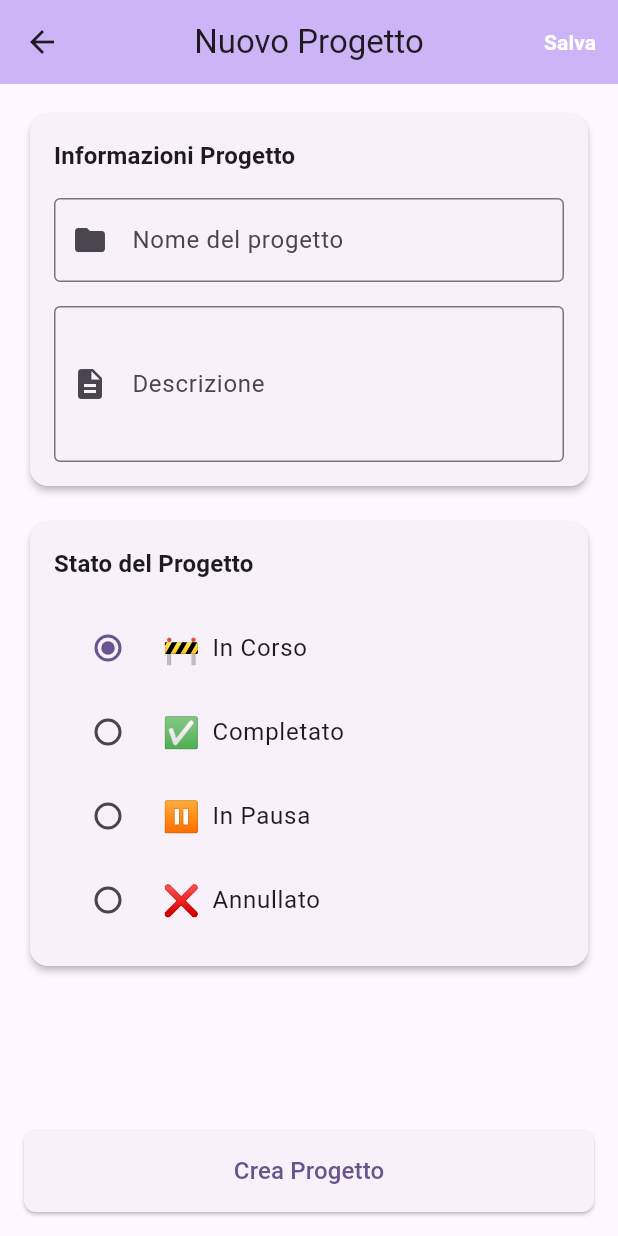
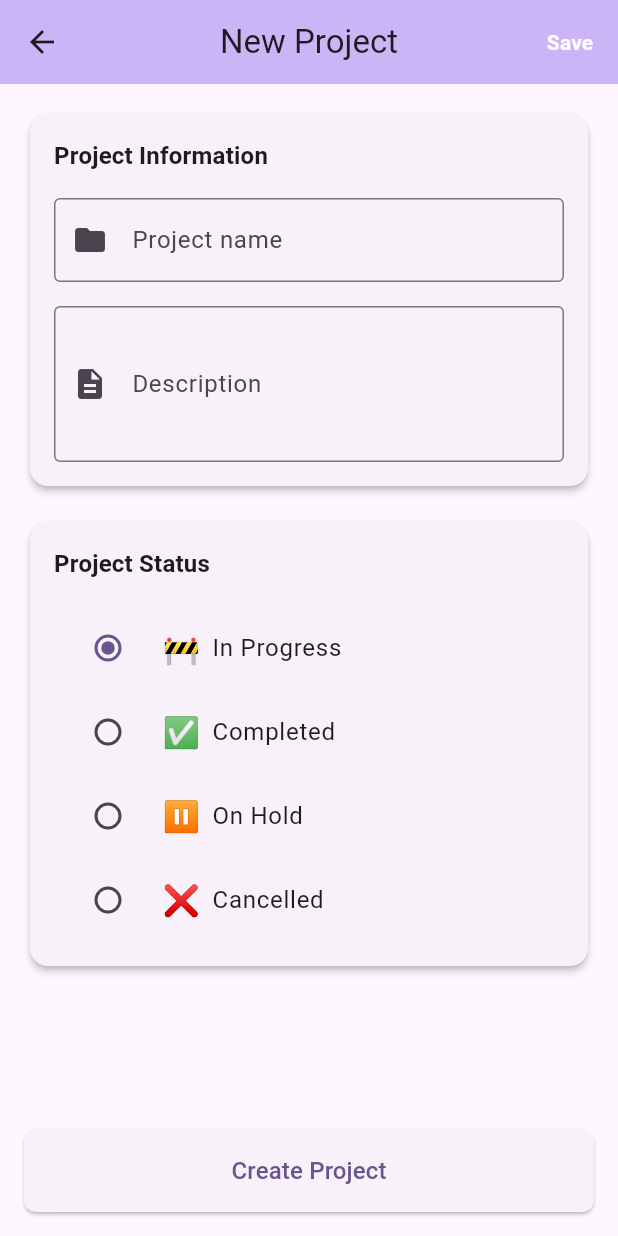
Before and after one commit to GiuseppeVitolo17/TmelnikAPP, a Flutter app: the screen it shows after launch, after a tap on the "add" icon, on a phone screen of 412 x 824 dp. Run offline on Flutter 3.47's test engine with Material 3 defaults, Android fonts, the phone set to English and light mode, and no system bars; our stand-ins replace shared_preferences.

Commit message:
Translate app interface to English
- Updated all UI text from Italian to English
- Changed app title to 'Tmelnik - Project Management'
- Translated project status labels and all user messages
- Updated form labels and validation messages
- Modified test expectations for English interface

```diff
--- a/lib/main.dart
+++ b/lib/main.dart
@@ -11,7 +11,7 @@ class TmelnikApp extends StatelessWidget {
   @override
   Widget build(BuildContext context) {
     return MaterialApp(
-      title: 'Tmelnik - Gestione Progetti',
+      title: 'Tmelnik - Project Management',
       debugShowCheckedModeBanner: false,
       theme: ThemeData(
         colorScheme: ColorScheme.fromSeed(
--- a/lib/models/project.dart
+++ b/lib/models/project.dart
@@ -89,13 +89,13 @@ extension ProjectStatusExtension on ProjectStatus {
   String get displayName {
     switch (this) {
       case ProjectStatus.inProgress:
-        return 'In Corso';
+        return 'In Progress';
       case ProjectStatus.completed:
-        return 'Completato';
+        return 'Completed';
       case ProjectStatus.onHold:
-        return 'In Pausa';
+        return 'On Hold';
       case ProjectStatus.cancelled:
-        return 'Annullato';
+        return 'Cancelled';
     }
   }
 
--- a/lib/screens/add_project_screen.dart
+++ b/lib/screens/add_project_screen.dart
@@ -49,14 +49,14 @@ class _AddProjectScreenState extends State<AddProjectScreen> {
         Navigator.of(context).pop(true);
         ScaffoldMessenger.of(context).showSnackBar(
           const SnackBar(
-            content: Text('Progetto creato con successo'),
+            content: Text('Project created successfully'),
             backgroundColor: Colors.green,
           ),
         );
       } else if (mounted) {
         ScaffoldMessenger.of(context).showSnackBar(
           const SnackBar(
-            content: Text('Errore durante la creazione del progetto'),
+            content: Text('Error creating project'),
             backgroundColor: Colors.red,
           ),
         );
@@ -65,7 +65,7 @@ class _AddProjectScreenState extends State<AddProjectScreen> {
       if (mounted) {
         ScaffoldMessenger.of(context).showSnackBar(
           SnackBar(
-            content: Text('Errore: $e'),
+            content: Text('Error: $e'),
             backgroundColor: Colors.red,
           ),
         );
@@ -83,7 +83,7 @@ class _AddProjectScreenState extends State<AddProjectScreen> {
   Widget build(BuildContext context) {
     return Scaffold(
       appBar: AppBar(
-        title: const Text('Nuovo Progetto'),
+        title: const Text('New Project'),
         backgroundColor: Theme.of(context).colorScheme.inversePrimary,
         actions: [
           if (_isLoading)
@@ -98,8 +98,8 @@ class _AddProjectScreenState extends State<AddProjectScreen> {
           else
             TextButton(
               onPressed: _saveProject,
-              child: const Text(
-                'Salva',
+                child: const Text(
+                  'Save',
                 style: TextStyle(
                   color: Colors.white,
                   fontWeight: FontWeight.bold,
@@ -122,7 +122,7 @@ class _AddProjectScreenState extends State<AddProjectScreen> {
                     crossAxisAlignment: CrossAxisAlignment.start,
                     children: [
                       Text(
-                        'Informazioni Progetto',
+                        'Project Information',
                         style: Theme.of(context).textTheme.titleMedium?.copyWith(
                               fontWeight: FontWeight.bold,
                             ),
@@ -131,17 +131,17 @@ class _AddProjectScreenState extends State<AddProjectScreen> {
                       TextFormField(
                         controller: _nameController,
                         decoration: const InputDecoration(
-                          labelText: 'Nome del progetto',
-                          hintText: 'Inserisci il nome del progetto',
+                          labelText: 'Project name',
+                          hintText: 'Enter project name',
                           border: OutlineInputBorder(),
                           prefixIcon: Icon(Icons.folder),
                         ),
                         validator: (value) {
                           if (value == null || value.trim().isEmpty) {
-                            return 'Il nome del progetto è obbligatorio';
+                            return 'Project name is required';
                           }
                           if (value.trim().length < 3) {
-                            return 'Il nome deve essere di almeno 3 caratteri';
+                            return 'Name must be at least 3 characters';
                           }
                           return null;
                         },
@@ -151,8 +151,8 @@ class _AddProjectScreenState extends State<AddProjectScreen> {
                       TextFormField(
                         controller: _descriptionController,
                         decoration: const InputDecoration(
-                          labelText: 'Descrizione',
-                          hintText: 'Inserisci una descrizione del progetto',
+                          labelText: 'Description',
+                          hintText: 'Enter project description',
                           border: OutlineInputBorder(),
                           prefixIcon: Icon(Icons.description),
                         ),
@@ -171,7 +171,7 @@ class _AddProjectScreenState extends State<AddProjectScreen> {
                     crossAxisAlignment: CrossAxisAlignment.start,
                     children: [
                       Text(
-                        'Stato del Progetto',
+                        'Project Status',
                         style: Theme.of(context).textTheme.titleMedium?.copyWith(
                               fontWeight: FontWeight.bold,
                             ),
@@ -226,11 +226,11 @@ class _AddProjectScreenState extends State<AddProjectScreen> {
                             ),
                           ),
                           SizedBox(width: 8),
-                          Text('Salvataggio...'),
+                          Text('Saving...'),
                         ],
                       )
                     : const Text(
-                        'Crea Progetto',
+                        'Create Project',
                         style: TextStyle(fontSize: 16),
                       ),
               ),
--- a/lib/screens/edit_project_screen.dart
+++ b/lib/screens/edit_project_screen.dart
@@ -59,14 +59,14 @@ class _EditProjectScreenState extends State<EditProjectScreen> {
         Navigator.of(context).pop(true);
         ScaffoldMessenger.of(context).showSnackBar(
           const SnackBar(
-            content: Text('Progetto aggiornato con successo'),
+            content: Text('Project updated successfully'),
             backgroundColor: Colors.green,
           ),
         );
       } else if (mounted) {
         ScaffoldMessenger.of(context).showSnackBar(
           const SnackBar(
-            content: Text('Errore durante l\'aggiornamento del progetto'),
+            content: Text('Error updating project'),
             backgroundColor: Colors.red,
           ),
         );
@@ -75,7 +75,7 @@ class _EditProjectScreenState extends State<EditProjectScreen> {
       if (mounted) {
         ScaffoldMessenger.of(context).showSnackBar(
           SnackBar(
-            content: Text('Errore: $e'),
+            content: Text('Error: $e'),
             backgroundColor: Colors.red,
           ),
         );
@@ -93,7 +93,7 @@ class _EditProjectScreenState extends State<EditProjectScreen> {
   Widget build(BuildContext context) {
     return Scaffold(
       appBar: AppBar(
-        title: Text('Modifica ${widget.project.name}'),
+        title: Text('Edit ${widget.project.name}'),
         backgroundColor: Theme.of(context).colorScheme.inversePrimary,
         actions: [
           if (_isLoading)
@@ -108,8 +108,8 @@ class _EditProjectScreenState extends State<EditProjectScreen> {
           else
             TextButton(
               onPressed: _saveChanges,
-              child: const Text(
-                'Salva',
+                child: const Text(
+                  'Save',
                 style: TextStyle(
                   color: Colors.white,
                   fontWeight: FontWeight.bold,
@@ -143,7 +143,7 @@ class _EditProjectScreenState extends State<EditProjectScreen> {
                           const SizedBox(width: 12),
                           Expanded(
                             child: Text(
-                              'Modifica Progetto',
+                              'Edit Project',
                               style: Theme.of(context).textTheme.titleMedium?.copyWith(
                                     fontWeight: FontWeight.bold,
                                   ),
@@ -155,17 +155,17 @@ class _EditProjectScreenState extends State<EditProjectScreen> {
                       TextFormField(
                         controller: _nameController,
                         decoration: const InputDecoration(
-                          labelText: 'Nome del progetto',
-                          hintText: 'Inserisci il nome del progetto',
+                          labelText: 'Project name',
+                          hintText: 'Enter project name',
                           border: OutlineInputBorder(),
                           prefixIcon: Icon(Icons.folder),
                         ),
                         validator: (value) {
                           if (value == null || value.trim().isEmpty) {
-                            return 'Il nome del progetto è obbligatorio';
+                            return 'Project name is required';
                           }
                           if (value.trim().length < 3) {
-                            return 'Il nome deve essere di almeno 3 caratteri';
+                            return 'Name must be at least 3 characters';
                           }
                           return null;
                         },
@@ -175,8 +175,8 @@ class _EditProjectScreenState extends State<EditProjectScreen> {
                       TextFormField(
                         controller: _descriptionController,
                         decoration: const InputDecoration(
-                          labelText: 'Descrizione',
-                          hintText: 'Inserisci una descrizione del progetto',
+                          labelText: 'Description',
+                          hintText: 'Enter project description',
                           border: OutlineInputBorder(),
                           prefixIcon: Icon(Icons.description),
                         ),
@@ -195,7 +195,7 @@ class _EditProjectScreenState extends State<EditProjectScreen> {
                     crossAxisAlignment: CrossAxisAlignment.start,
                     children: [
                       Text(
-                        'Stato del Progetto',
+                        'Project Status',
                         style: Theme.of(context).textTheme.titleMedium?.copyWith(
                               fontWeight: FontWeight.bold,
                             ),
@@ -240,7 +240,7 @@ class _EditProjectScreenState extends State<EditProjectScreen> {
                           borderRadius: BorderRadius.circular(8),
                         ),
                       ),
-                      child: const Text('Annulla'),
+                      child: const Text('Cancel'),
                     ),
                   ),
                   const SizedBox(width: 16),
@@ -263,7 +263,7 @@ class _EditProjectScreenState extends State<EditProjectScreen> {
                               ),
                             )
                           : const Text(
-                              'Salva Modifiche',
+                              'Save Changes',
                               style: TextStyle(fontSize: 16),
                             ),
                     ),
--- a/lib/screens/project_detail_screen.dart
+++ b/lib/screens/project_detail_screen.dart
@@ -29,19 +29,19 @@ class _ProjectDetailScreenState extends State<ProjectDetailScreen> {
     final confirmed = await showDialog<bool>(
       context: context,
       builder: (context) => AlertDialog(
-        title: const Text('Conferma eliminazione'),
+        title: const Text('Confirm deletion'),
         content: Text(
-          'Sei sicuro di voler eliminare il progetto "${_project.name}"?\n\nQuesta azione non può essere annullata.',
+          'Are you sure you want to delete the project "${_project.name}"?\n\nThis action cannot be undone.',
         ),
         actions: [
           TextButton(
             onPressed: () => Navigator.of(context).pop(false),
-            child: const Text('Annulla'),
+            child: const Text('Cancel'),
           ),
           TextButton(
             onPressed: () => Navigator.of(context).pop(true),
             style: TextButton.styleFrom(foregroundColor: Colors.red),
-            child: const Text('Elimina'),
+            child: const Text('Delete'),
           ),
         ],
       ),
@@ -53,14 +53,14 @@ class _ProjectDetailScreenState extends State<ProjectDetailScreen> {
         Navigator.of(context).pop(true);
         ScaffoldMessenger.of(context).showSnackBar(
           const SnackBar(
-            content: Text('Progetto eliminato con successo'),
+            content: Text('Project deleted successfully'),
             backgroundColor: Colors.green,
           ),
         );
       } else if (mounted) {
         ScaffoldMessenger.of(context).showSnackBar(
           const SnackBar(
-            content: Text('Errore durante l\'eliminazione del progetto'),
+            content: Text('Error deleting project'),
             backgroundColor: Colors.red,
           ),
         );
@@ -117,7 +117,7 @@ class _ProjectDetailScreenState extends State<ProjectDetailScreen> {
           IconButton(
             onPressed: _editProject,
             icon: const Icon(Icons.edit),
-            tooltip: 'Modifica',
+            tooltip: 'Edit',
           ),
           PopupMenuButton<String>(
             onSelected: (value) {
@@ -203,7 +203,7 @@ class _ProjectDetailScreenState extends State<ProjectDetailScreen> {
                     if (_project.description.isNotEmpty) ...[
                       const SizedBox(height: 20),
                       Text(
-                        'Descrizione',
+                        'Description',
                         style: Theme.of(context).textTheme.titleMedium?.copyWith(
                               fontWeight: FontWeight.bold,
                             ),
@@ -228,7 +228,7 @@ class _ProjectDetailScreenState extends State<ProjectDetailScreen> {
                   crossAxisAlignment: CrossAxisAlignment.start,
                   children: [
                     Text(
-                      'Informazioni Progetto',
+                      'Project Information',
                       style: Theme.of(context).textTheme.titleMedium?.copyWith(
                             fontWeight: FontWeight.bold,
                           ),
@@ -236,19 +236,19 @@ class _ProjectDetailScreenState extends State<ProjectDetailScreen> {
                     const SizedBox(height: 16),
                     _buildInfoRow(
                       Icons.calendar_today,
-                      'Data di creazione',
+                      'Creation date',
                       _formatDate(_project.createdAt),
                     ),
                     const SizedBox(height: 12),
                     _buildInfoRow(
                       Icons.access_time,
-                      'Ora di creazione',
+                      'Creation time',
                       _formatTime(_project.createdAt),
                     ),
                     const SizedBox(height: 12),
                     _buildInfoRow(
                       Icons.fingerprint,
-                      'ID Progetto',
+                      'Project ID',
                       _project.id,
                     ),
                   ],
@@ -265,7 +265,7 @@ class _ProjectDetailScreenState extends State<ProjectDetailScreen> {
                   crossAxisAlignment: CrossAxisAlignment.start,
                   children: [
                     Text(
-                      'Statistiche',
+                      'Statistics',
                       style: Theme.of(context).textTheme.titleMedium?.copyWith(
                             fontWeight: FontWeight.bold,
                           ),
@@ -275,7 +275,7 @@ class _ProjectDetailScreenState extends State<ProjectDetailScreen> {
                       children: [
                         Expanded(
                           child: _buildStatCard(
-                            'Giorni attivi',
+                            'Active days',
                             _project.createdAt.difference(DateTime.now()).inDays.abs().toString(),
                             Icons.timeline,
                             Colors.blue,
@@ -284,7 +284,7 @@ class _ProjectDetailScreenState extends State<ProjectDetailScreen> {
                         const SizedBox(width: 12),
                         Expanded(
                           child: _buildStatCard(
-                            'Stato',
+                            'Status',
                             _project.status.displayName,
                             Icons.flag,
                             _getStatusColor(_project.status),
@@ -301,7 +301,7 @@ class _ProjectDetailScreenState extends State<ProjectDetailScreen> {
       ),
       floatingActionButton: FloatingActionButton(
         onPressed: _editProject,
-        tooltip: 'Modifica Progetto',
+        tooltip: 'Edit Project',
         child: const Icon(Icons.edit),
       ),
     );
--- a/lib/screens/project_list_screen.dart
+++ b/lib/screens/project_list_screen.dart
@@ -38,12 +38,12 @@ class _ProjectListScreenState extends State<ProjectListScreen> {
         _isLoading = false;
       });
       if (mounted) {
-        ScaffoldMessenger.of(context).showSnackBar(
-          SnackBar(
-            content: Text('Errore nel caricamento dei progetti: $e'),
-            backgroundColor: Colors.red,
-          ),
-        );
+          ScaffoldMessenger.of(context).showSnackBar(
+            SnackBar(
+              content: Text('Error loading projects: $e'),
+              backgroundColor: Colors.red,
+            ),
+          );
       }
     }
   }
@@ -52,17 +52,17 @@ class _ProjectListScreenState extends State<ProjectListScreen> {
     final confirmed = await showDialog<bool>(
       context: context,
       builder: (context) => AlertDialog(
-        title: const Text('Conferma eliminazione'),
-        content: Text('Sei sicuro di voler eliminare il progetto "${project.name}"?'),
+        title: const Text('Confirm deletion'),
+        content: Text('Are you sure you want to delete the project "${project.name}"?'),
         actions: [
           TextButton(
             onPressed: () => Navigator.of(context).pop(false),
-            child: const Text('Annulla'),
+            child: const Text('Cancel'),
           ),
           TextButton(
             onPressed: () => Navigator.of(context).pop(true),
             style: TextButton.styleFrom(foregroundColor: Colors.red),
-            child: const Text('Elimina'),
+            child: const Text('Delete'),
           ),
         ],
       ),
@@ -74,14 +74,14 @@ class _ProjectListScreenState extends State<ProjectListScreen> {
         _loadProjects();
         ScaffoldMessenger.of(context).showSnackBar(
           const SnackBar(
-            content: Text('Progetto eliminato con successo'),
+            content: Text('Project deleted successfully'),
             backgroundColor: Colors.green,
           ),
         );
       } else if (mounted) {
         ScaffoldMessenger.of(context).showSnackBar(
           const SnackBar(
-            content: Text('Errore durante l\'eliminazione del progetto'),
+            content: Text('Error deleting project'),
             backgroundColor: Colors.red,
           ),
         );
@@ -93,13 +93,13 @@ class _ProjectListScreenState extends State<ProjectListScreen> {
   Widget build(BuildContext context) {
     return Scaffold(
       appBar: AppBar(
-        title: const Text('Gestione Progetti'),
+        title: const Text('Project Management'),
         backgroundColor: Theme.of(context).colorScheme.inversePrimary,
         actions: [
           IconButton(
             onPressed: _loadProjects,
             icon: const Icon(Icons.refresh),
-            tooltip: 'Aggiorna',
+            tooltip: 'Refresh',
           ),
         ],
       ),
@@ -117,14 +117,14 @@ class _ProjectListScreenState extends State<ProjectListScreen> {
                       ),
                       const SizedBox(height: 16),
                       Text(
-                        'Nessun progetto trovato',
+                        'No projects found',
                         style: Theme.of(context).textTheme.headlineSmall?.copyWith(
                               color: Colors.grey[600],
                             ),
                       ),
                       const SizedBox(height: 8),
                       Text(
-                        'Tocca il pulsante + per creare il tuo primo progetto',
+                        'Tap the + button to create your first project',
                         style: Theme.of(context).textTheme.bodyMedium?.copyWith(
                               color: Colors.grey[500],
                             ),
@@ -248,7 +248,7 @@ class _ProjectListScreenState extends State<ProjectListScreen> {
             _loadProjects();
           }
         },
-        tooltip: 'Aggiungi Progetto',
+        tooltip: 'Add Project',
         child: const Icon(Icons.add),
       ),
     );
@@ -272,11 +272,11 @@ class _ProjectListScreenState extends State<ProjectListScreen> {
     final difference = now.difference(date).inDays;
 
     if (difference == 0) {
-      return 'Oggi';
+        return 'Today';
     } else if (difference == 1) {
-      return 'Ieri';
+        return 'Yesterday';
     } else if (difference < 7) {
-      return '$difference giorni fa';
+        return '$difference days ago';
     } else {
       return '${date.day}/${date.month}/${date.year}';
     }
```
Also changed, not shown: 1 other file.
